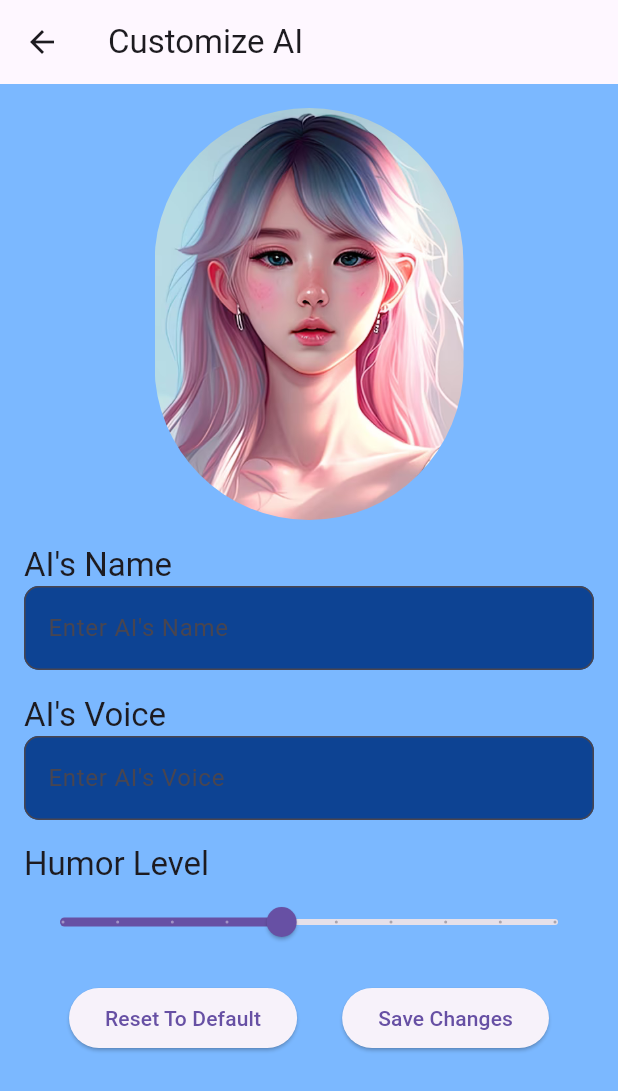
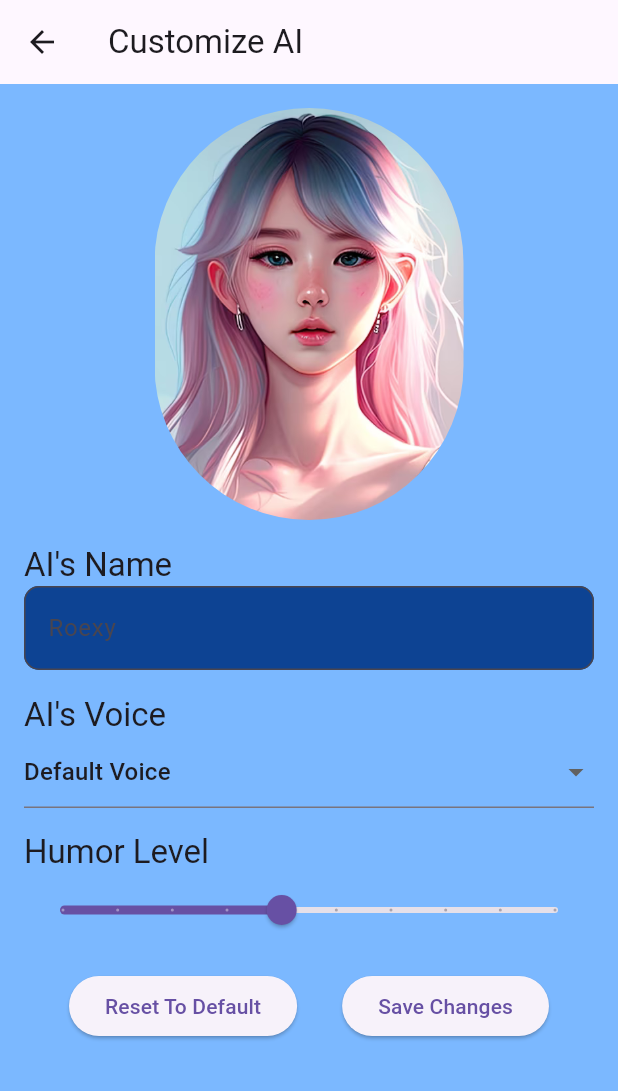
Before and after one commit to oscararenas12/ASAAP, a Flutter app: the CustomizeAIPage screen opened by its route, after a tap on "Reset To Default", on a phone screen of 412 x 824 dp. Shown: the top 1091 px of the screen. Run offline on Flutter 3.47's test engine with Material 3 defaults, Android fonts, the phone set to English and light mode, and no system bars; our stand-ins replace awesome_snackbar_content, calendar_view, cloud_firestore, confetti, dash_chat_2, firebase_auth and 9 more; missing offline and left inert: chat_gpt_sdk, custom_info_window, flutter_google_places, fluttermoji, google_api_headers, google_maps_webservice and 1 more; accounts and stored records are empty; Roboto replaces fonts that are missing (Urbanist); project files that could hold a hidden picture were left out.

Commit message:
customizeAI(update)

```diff
--- a/flutter_491/lib/pages/customizeAI.dart
+++ b/flutter_491/lib/pages/customizeAI.dart
@@ -1,5 +1,6 @@
 import 'package:flutter/material.dart';
 import 'package:flutter_491/styles/app_colors.dart';
+import 'package:shared_preferences/shared_preferences.dart';
 
 class CustomizeAIPage extends StatefulWidget {
   const CustomizeAIPage({Key? key}) : super(key: key);
@@ -9,29 +10,10 @@ class CustomizeAIPage extends StatefulWidget {
 }
 
 class _CustomizeAIPageState extends State<CustomizeAIPage> {
-  // Placeholder values for AI customization
-  String _aiName = 'AI Name';
+  String _aiName = 'Roexy'; // Default AI name
   String _aiVoice = 'Default Voice';
   int _humorLevel = 5;
-
-  // Placeholder image for AI appearance
   String _aiAppearanceImage = 'assets/images/AIpic.png';
-
-  // Reset AI customization to default values
-  void _resetToDefault() {
-    setState(() {
-      _aiName = 'AI Name';
-      _aiVoice = 'Default Voice';
-      _humorLevel = 5;
-      // Reset AI appearance image if needed
-    });
-  }
-
-  // Save changes to AI customization
-  void _saveChanges() {
-    // Implement logic to save changes
-    // You may want to save these values to shared preferences or a database
-  }
 
   @override
   Widget build(BuildContext context) {
@@ -44,7 +26,6 @@ class _CustomizeAIPageState extends State<CustomizeAIPage> {
         child: Column(
           crossAxisAlignment: CrossAxisAlignment.start,
           children: [
-            // AI Appearance Section
             Align(
               alignment: Alignment.center,
               child: Container(
@@ -79,7 +60,7 @@ class _CustomizeAIPageState extends State<CustomizeAIPage> {
                 });
               },
               decoration: InputDecoration(
-                hintText: 'Enter AI\'s Name',
+                hintText: _aiName, // Set the initial value to the AI's name
                 filled: true,
                 fillColor: AppColors.darkblue,
                 border: OutlineInputBorder(
@@ -94,20 +75,25 @@ class _CustomizeAIPageState extends State<CustomizeAIPage> {
               'AI\'s Voice',
               style: Theme.of(context).textTheme.headline6,
             ),
-            TextField(
+            DropdownButtonFormField<String>(
+              value: _aiVoice,
               onChanged: (value) {
                 setState(() {
-                  _aiVoice = value;
+                  _aiVoice = value!;
                 });
               },
-              decoration: InputDecoration(
-                hintText: 'Enter AI\'s Voice',
-                filled: true,
-                fillColor: AppColors.darkblue,
-                border: OutlineInputBorder(
-                  borderRadius: BorderRadius.circular(10.0),
-                ),
-              ),
+              items: <String>[
+                'Default Voice',
+                'Voice 1',
+                'Voice 2',
+                'Voice 3',
+                // Add more voice options as needed
+              ].map<DropdownMenuItem<String>>((String value) {
+                return DropdownMenuItem<String>(
+                  value: value,
+                  child: Text(value),
+                );
+              }).toList(),
             ),
             SizedBox(height: 16),
 
@@ -148,4 +134,36 @@ class _CustomizeAIPageState extends State<CustomizeAIPage> {
       ),
     );
   }
+
+  void _resetToDefault() {
+    setState(() {
+      _aiName = 'Roexy';
+      _aiVoice = 'Default Voice';
+      _humorLevel = 5;
+      // Reset AI appearance image if needed
+    });
+    _saveChanges(); // Save changes when resetting to default
+  }
+
+  void _saveChanges() async {
+    SharedPreferences prefs = await SharedPreferences.getInstance();
+    prefs.setString('aiName', _aiName);
+    prefs.setString('aiVoice', _aiVoice);
+    prefs.setInt('humorLevel', _humorLevel);
+  }
+
+  @override
+  void initState() {
+    super.initState();
+    _loadSettings();
+  }
+
+  void _loadSettings() async {
+    SharedPreferences prefs = await SharedPreferences.getInstance();
+    setState(() {
+      _aiName = prefs.getString('aiName') ?? 'Roexy';
+      _aiVoice = prefs.getString('aiVoice') ?? 'Default Voice';
+      _humorLevel = prefs.getInt('humorLevel') ?? 5;
+    });
+  }
 }
```
Also changed, not shown: flutter_491/pubspec.lock.
